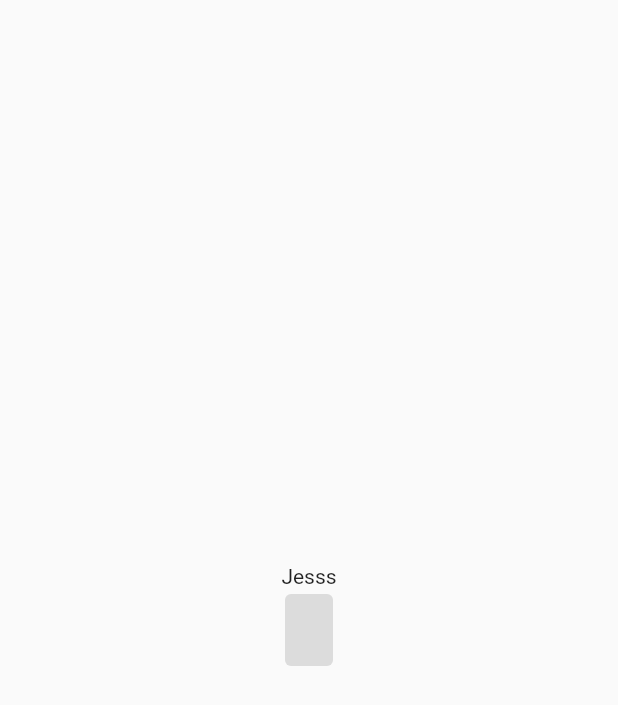
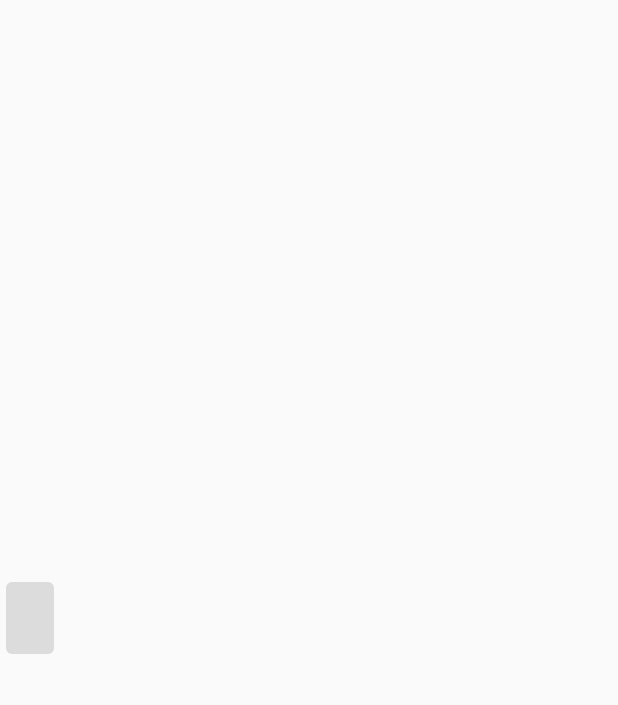
Before and after one commit to rsyddn/flutter_remote_config, a Flutter app: the screen it shows after launch, on a phone screen of 412 x 824 dp. Shown: the top 705 px of the screen. Run offline on Flutter 3.47's test engine with Material 2 defaults, Android fonts, the phone set to English and light mode, and no system bars; our stand-ins replace firebase_core, firebase_remote_config, get; accounts and stored records are empty.

Commit message:
initial commit

```diff
--- a/lib/ config/controller/home_controller.dart
+++ b/lib/ config/controller/home_controller.dart
@@ -5,7 +5,6 @@ import 'package:get/get.dart';
 class HomeController extends GetxController {
   @override
   void onInit() {
-    // TODO: implement onInit
     RemoteConfigService.init();
     RemoteConfigService.onAppConfigChanged = () {
       appConfig.value = RemoteConfigService.appConfig;
--- a/lib/ui/home.dart
+++ b/lib/ui/home.dart
@@ -21,9 +21,6 @@ class Home extends StatelessWidget {
             Column(
               mainAxisAlignment: MainAxisAlignment.center,
               children: [
-                const Center(
-                  child: Text("Jesss"),
-                ),
                 ReWelcomeWidget(),
               ],
             ),
--- a/lib/ui/re_welcome_widget.dart
+++ b/lib/ui/re_welcome_widget.dart
@@ -19,6 +19,7 @@ class ReWelcomeWidget extends StatelessWidget {
             child: Text(viewController.appConfig.value?.name ?? ""),
           ),
         );
-        });
+      },
+    );
   }
 }
```
Also changed, not shown: 1 other file. Lines whose indentation alone changed are shown as unchanged.
